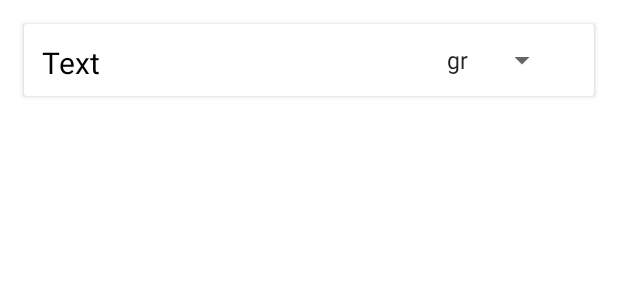
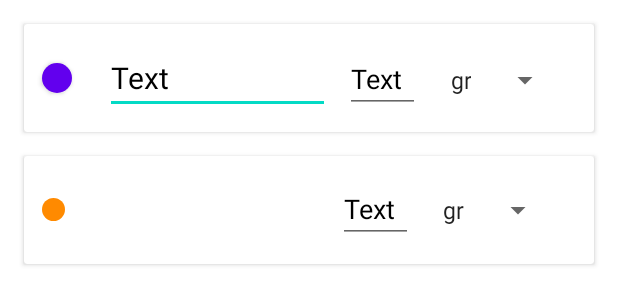
Before and after one commit to filippoarmani/ricettiamo, an Android app: the layout activity_frigorifero.xml on its own in the app's theme, with its tools: preview values and no code run, on a phone screen of 412 x 824 dp. Shown: the top 305 px of the screen. Run offline under Robolectric (Android 15) with nearby library versions, the phone set to English and light mode, and no system bars.

Commit message:
add frigo

```diff
--- /dev/null
+++ b/app/src/main/java/cfgmm/ricettiamo/Frigorifero.java
@@ -0,0 +1,26 @@
+package cfgmm.ricettiamo;
+
+import androidx.appcompat.app.AppCompatActivity;
+
+import android.os.Bundle;
+import android.widget.ArrayAdapter;
+import android.widget.ListView;
+
+import java.util.ArrayList;
+
+public class Frigorifero extends AppCompatActivity {
+
+    @Override
+    protected void onCreate(Bundle savedInstanceState) {
+        super.onCreate(savedInstanceState);
+        setContentView(R.layout.activity_frigorifero);
+
+        //create listItem
+        ListView lvItems = (ListView) findViewById(R.id.lvItems);
+        ArrayList<String> items = new ArrayList<String>();
+        ArrayAdapter<String> itemsAdapter = new ArrayAdapter<String>(this, android.R.layout.simple_list_item_1, items);
+        lvItems.setAdapter(itemsAdapter);
+        items.add("First Item");
+        items.add("Second Item");
+    }
+}
--- a/app/src/main/java/cfgmm/ricettiamo/frigorifero.java
+++ /dev/null
@@ -1,14 +0,0 @@
-package cfgmm.ricettiamo;
-
-import androidx.appcompat.app.AppCompatActivity;
-
-import android.os.Bundle;
-
-public class frigorifero extends AppCompatActivity {
-
-    @Override
-    protected void onCreate(Bundle savedInstanceState) {
-        super.onCreate(savedInstanceState);
-        setContentView(R.layout.activity_frigorifero);
-    }
-}
--- a/app/src/main/res/drawable/round_button.xml
+++ b/app/src/main/res/drawable/round_button.xml
@@ -1,8 +1,13 @@
-<?xml version="1.0" encoding="utf-8"?>
-<selector xmlns:android="http://schemas.android.com/apk/res/android">
-    <item android:state_pressed="false">
-        <shape android:shape="oval">
-            <solid android:color="@color/orang_w"/>
+<?xml version = "1.0" encoding = "utf-8"?>
+<selector xmlns:android = "http://schemas.android.com/apk/res/android">
+    <item android:state_pressed = "false">
+        <shape android:shape = "oval">
+            <solid android:color = "#ffff00"/>
+        </shape>
+    </item>
+    <item android:state_pressed = "true">
+        <shape android:shape = "oval">
+            <solid android:color = "#fff000"/>
         </shape>
     </item>
 </selector>
--- a/app/src/main/res/layout/activity_frigorifero.xml
+++ b/app/src/main/res/layout/activity_frigorifero.xml
@@ -1,24 +1,22 @@
 <?xml version="1.0" encoding="utf-8"?>
-<androidx.constraintlayout.widget.ConstraintLayout xmlns:android="http://schemas.android.com/apk/res/android"
+<LinearLayout xmlns:android="http://schemas.android.com/apk/res/android"
     xmlns:app="http://schemas.android.com/apk/res-auto"
     xmlns:tools="http://schemas.android.com/tools"
     android:layout_width="match_parent"
     android:layout_height="match_parent"
 
-    tools:context=".frigorifero">
+    tools:context=".Frigorifero">
 
         <ScrollView
             android:layout_width="match_parent"
             android:layout_height="match_parent"
-            android:fillViewport="true"
-            app:layout_constraintBottom_toBottomOf="parent"
-            app:layout_constraintEnd_toEndOf="parent"
-            app:layout_constraintStart_toStartOf="parent"
-            app:layout_constraintTop_toTopOf="parent">
+            android:fillViewport="true">
 
-        <androidx.constraintlayout.widget.ConstraintLayout
-            android:layout_width="match_parent"
-            android:layout_height="wrap_content">
+                <LinearLayout
+                    android:layout_width="match_parent"
+                    android:layout_height="wrap_content"
+                    android:orientation="vertical">
+
                 <androidx.cardview.widget.CardView
                     android:id="@+id/cardView_start"
                     android:layout_width="match_parent"
@@ -31,21 +29,47 @@
                     app:layout_constraintEnd_toEndOf="parent"
                     app:layout_constraintStart_toStartOf="parent"
                     app:layout_constraintTop_toTopOf="parent">
-                        <androidx.constraintlayout.widget.ConstraintLayout
+
+                        <androidx.appcompat.widget.LinearLayoutCompat
                             android:layout_width="match_parent"
-                            android:layout_height="match_parent">
-                                <TextView
-                                    android:id="@+id/text"
-                                    android:layout_width="250dp"
+                            android:layout_height="match_parent"
+                            android:orientation="horizontal">
+
+                                <Button
+                                    android:id="@+id/button"
+                                    android:layout_width="20dp"
+                                    android:layout_height="20dp"
+                                    android:layout_centerHorizontal="true"
+                                    android:layout_gravity="center"
+                                    android:layout_margin="12dp"
+                                    android:layout_marginBottom="12dp"
+                                    android:background="@drawable/round_button"
+                                    android:backgroundTint="@color/orang_w"></Button>
+
+                                <EditText
+                                    android:id="@+id/text_product"
+                                    android:layout_width="150dp"
                                     android:layout_height="wrap_content"
-                                    android:layout_marginStart="12dp"
+                                    android:layout_marginStart="10dp"
                                     android:layout_marginTop="12dp"
                                     android:text="@string/text"
                                     android:textColor="@color/black"
                                     android:textSize="20sp"
-                                    app:layout_constraintStart_toStartOf="parent"
-                                    app:layout_constraintTop_toTopOf="parent">
-                                </TextView>
+                                    app:layout_constraintLeft_toRightOf="@+id/button"
+                                    app:layout_constraintTop_toTopOf="parent"></EditText>
+
+                                <EditText
+                                    android:id="@+id/text"
+                                    android:layout_width="50dp"
+                                    android:layout_height="wrap_content"
+                                    android:layout_marginStart="10dp"
+                                    android:layout_marginTop="12dp"
+                                    android:text="@string/text"
+                                    android:textColor="@color/black"
+                                    android:textSize="18sp"
+                                    app:layout_constraintLeft_toRightOf="@+id/button"
+                                    app:layout_constraintTop_toTopOf="parent"></EditText>
+
                                 <Spinner
                                     android:layout_width="wrap_content"
                                     android:layout_height="wrap_content"
@@ -54,13 +78,78 @@
                                     android:layout_marginBottom="12dp"
                                     android:entries="@array/qta_array"
                                     android:minHeight="48dp"
-                                    app:layout_constraintLeft_toRightOf="@+id/text">
-                                </Spinner>
-                        </androidx.constraintlayout.widget.ConstraintLayout>
+                                    android:textAlignment="center"
+                                    app:layout_constraintLeft_toRightOf="@+id/text"></Spinner>
+
+                        </androidx.appcompat.widget.LinearLayoutCompat>
                 </androidx.cardview.widget.CardView>
+                        <androidx.cardview.widget.CardView
+                            android:id="@+id/cardView_ingredients"
+                            android:layout_width="match_parent"
+                            android:layout_height="wrap_content"
+                            android:layout_marginStart="16dp"
+                            android:layout_marginLeft="16dp"
+                            android:layout_marginTop="16dp"
+                            android:layout_marginEnd="16dp"
+                            android:layout_marginRight="16dp"
+                            app:layout_constraintEnd_toEndOf="parent"
+                            app:layout_constraintStart_toStartOf="parent"
+                            app:layout_constraintTop_toTopOf="parent">
 
-        </androidx.constraintlayout.widget.ConstraintLayout>
-        </ScrollView>
+                                <androidx.appcompat.widget.LinearLayoutCompat
+                                    android:layout_width="match_parent"
+                                    android:layout_height="match_parent"
+                                    android:orientation="horizontal">
+
+                                        <TextView
+                                            android:id="@+id/icon_item"
+                                            android:layout_margin="12dp"
+                                            android:layout_width="15dp"
+                                            android:layout_height="15dp"
+                                            android:layout_gravity="center"
+                                            android:background="@drawable/round_button"
+                                            android:backgroundTint="@color/orange">
+                                        </TextView>
+
+                                        <ListView
+                                            android:id="@+id/lvItems"
+                                            android:layout_width="150dp"
+                                            android:layout_height="wrap_content"
+                                            android:layout_alignParentLeft="true"
+                                            app:layout_constraintLeft_toRightOf="@+id/icon_item"
+                                            android:layout_marginStart="10dp"
+                                            android:layout_marginTop="12dp"
+                                            android:text="@string/text"
+                                            android:textColor="@color/black"
+                                            android:textSize="20sp"
+                                            android:layout_gravity="center">
+
+                                        </ListView>
+                                        <EditText
+                                            android:id="@+id/text_ingredients"
+                                            android:layout_width="50dp"
+                                            android:layout_height="wrap_content"
+                                            android:layout_marginStart="10dp"
+                                            android:layout_marginTop="12dp"
+                                            android:text="@string/text"
+                                            android:textColor="@color/black"
+                                            android:textSize="18sp"
+                                            app:layout_constraintLeft_toRightOf="@+id/button"
+                                            app:layout_constraintTop_toTopOf="parent"></EditText>
+                                        <Spinner
+                                            android:layout_width="wrap_content"
+                                            android:layout_height="wrap_content"
+                                            android:layout_marginStart="12dp"
+                                            android:layout_marginTop="12dp"
+                                            android:layout_marginBottom="12dp"
+                                            android:entries="@array/qta_array"
+                                            android:minHeight="48dp"
+                                            app:layout_constraintLeft_toRightOf="@+id/text">
+                                        </Spinner>
 
 
-</androidx.constraintlayout.widget.ConstraintLayout>
+                                </androidx.appcompat.widget.LinearLayoutCompat>
+                        </androidx.cardview.widget.CardView>
+                </LinearLayout>
+        </ScrollView>
+</LinearLayout>
--- a/app/src/main/res/values/strings.xml
+++ b/app/src/main/res/values/strings.xml
@@ -40,4 +40,7 @@
         <item>ml</item>
         <item>l</item>
     </string-array>
+
+
+
 </resources>
```
